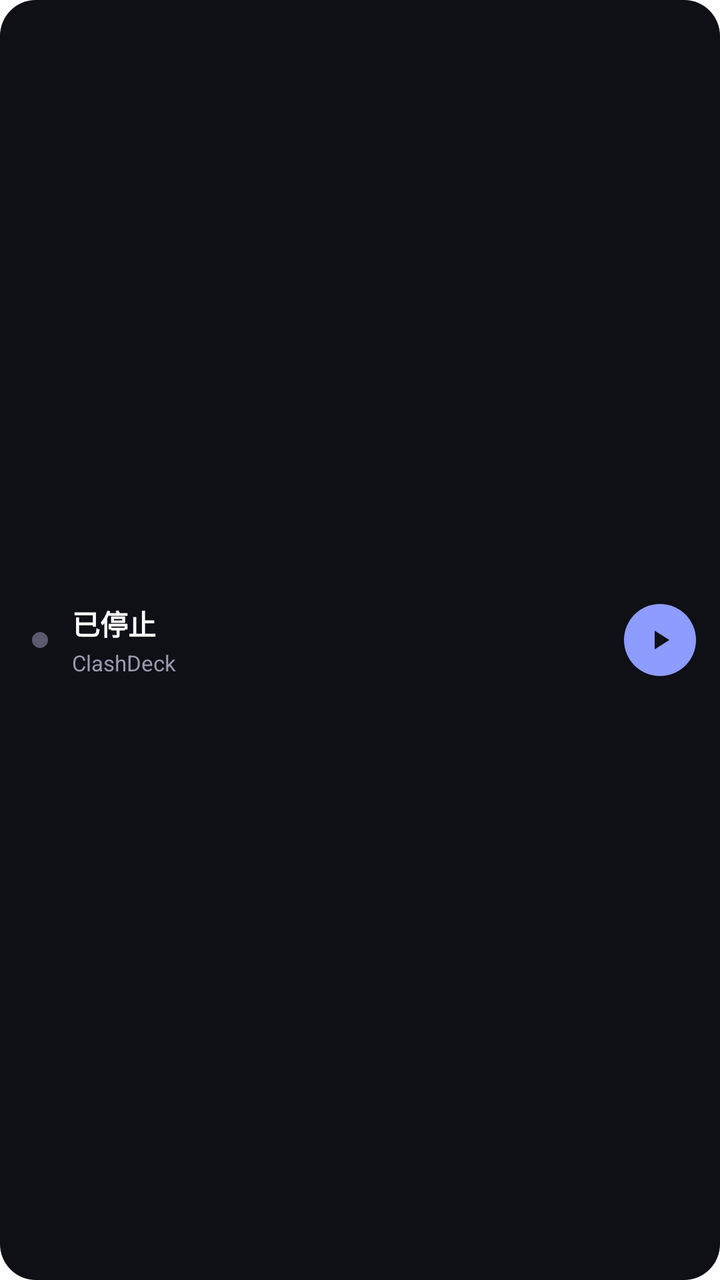
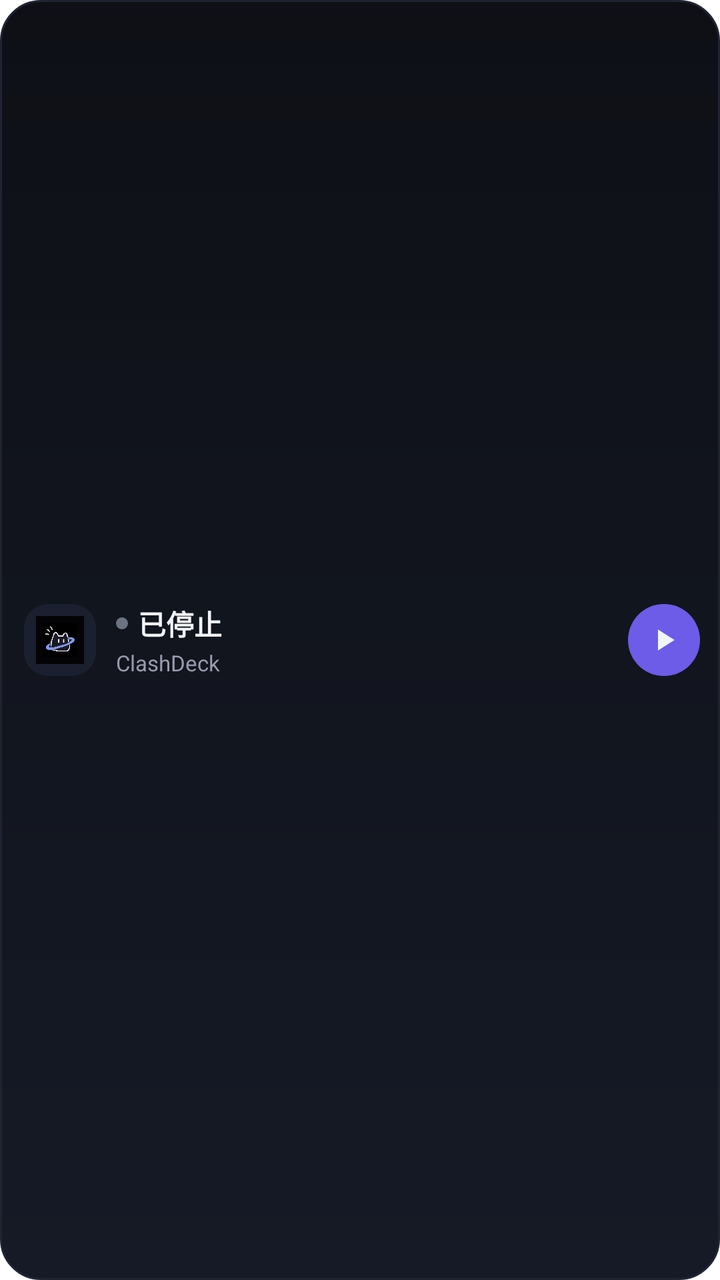

Two renders of the same Android screen: before a commit and after it. Below are the layout's source before the change and the commit's diff.
<!-- AndroidManifest.xml: fallback theme Theme.MaterialComponents.DayNight.NoActionBar -->
<!-- res/layout/clash_widget.xml -->
<?xml version="1.0" encoding="utf-8"?>
<LinearLayout xmlns:android="http://schemas.android.com/apk/res/android"
    android:id="@+id/widget_root"
    android:layout_width="match_parent"
    android:layout_height="match_parent"
    android:background="@drawable/widget_bg"
    android:gravity="center_vertical"
    android:orientation="horizontal"
    android:paddingStart="16dp"
    android:paddingTop="12dp"
    android:paddingEnd="12dp"
    android:paddingBottom="12dp">

    <ImageView
        android:id="@+id/widget_dot"
        android:layout_width="8dp"
        android:layout_height="8dp"
        android:contentDescription="@null"
        android:src="@drawable/widget_dot_off" />

    <LinearLayout
        android:layout_width="0dp"
        android:layout_height="wrap_content"
        android:layout_marginStart="12dp"
        android:layout_weight="1"
        android:orientation="vertical">

        <TextView
            android:id="@+id/widget_title"
            android:layout_width="match_parent"
            android:layout_height="wrap_content"
            android:ellipsize="end"
            android:maxLines="1"
            android:text="已停止"
            android:textColor="#FFFFFF"
            android:textSize="14sp"
            android:textStyle="bold" />

        <TextView
            android:id="@+id/widget_subtitle"
            android:layout_width="match_parent"
            android:layout_height="wrap_content"
            android:layout_marginTop="2dp"
            android:ellipsize="end"
            android:maxLines="1"
            android:text="@string/app_name"
            android:textColor="#9A9AAE"
            android:textSize="11sp" />
    </LinearLayout>

    <ImageButton
        android:id="@+id/widget_toggle"
        android:layout_width="36dp"
        android:layout_height="36dp"
        android:layout_marginStart="12dp"
        android:background="@drawable/widget_button"
        android:contentDescription="启停内核"
        android:padding="10dp"
        android:src="@drawable/ic_widget_play" />
</LinearLayout>
<!-- resources referenced by this layout -->
<resources>
  <!-- drawable ic_widget_play (drawable) -->
  <?xml version="1.0" encoding="utf-8"?>
  <vector xmlns:android="http://schemas.android.com/apk/res/android"
      android:width="16dp" android:height="16dp"
      android:viewportWidth="24" android:viewportHeight="24">
      <path android:fillColor="#0E1016" android:pathData="M8,5 L19,12 L8,19 Z" />
  </vector>
  <!-- drawable widget_bg (drawable) -->
  <?xml version="1.0" encoding="utf-8"?>
  <shape xmlns:android="http://schemas.android.com/apk/res/android" android:shape="rectangle">
      <solid android:color="#0E1016" />
      <corners android:radius="18dp" />
  </shape>
  <!-- drawable widget_button (drawable) -->
  <?xml version="1.0" encoding="utf-8"?>
  <shape xmlns:android="http://schemas.android.com/apk/res/android" android:shape="oval">
      <solid android:color="#8E9BFF" />
  </shape>
  <!-- drawable widget_dot_off (drawable) -->
  <?xml version="1.0" encoding="utf-8"?>
  <shape xmlns:android="http://schemas.android.com/apk/res/android" android:shape="oval">
      <solid android:color="#5A5A6E" />
      <size android:width="8dp" android:height="8dp" />
  </shape>
  <string name="app_name">ClashDeck</string>
</resources>

<!-- the commit's change to res/layout/clash_widget.xml (unified diff, before → after) -->
@@ -6,35 +6,56 @@
     android:background="@drawable/widget_bg"
     android:gravity="center_vertical"
     android:orientation="horizontal"
-    android:paddingStart="16dp"
-    android:paddingTop="12dp"
-    android:paddingEnd="12dp"
-    android:paddingBottom="12dp">
+    android:paddingStart="12dp"
+    android:paddingTop="10dp"
+    android:paddingEnd="10dp"
+    android:paddingBottom="10dp">
 
-    <ImageView
-        android:id="@+id/widget_dot"
-        android:layout_width="8dp"
-        android:layout_height="8dp"
-        android:contentDescription="@null"
-        android:src="@drawable/widget_dot_off" />
+    <FrameLayout
+        android:layout_width="36dp"
+        android:layout_height="36dp"
+        android:background="@drawable/widget_logo_bg">
+
+        <ImageView
+            android:layout_width="24dp"
+            android:layout_height="24dp"
+            android:layout_gravity="center"
+            android:contentDescription="@null"
+            android:src="@drawable/ic_launcher_foreground" />
+    </FrameLayout>
 
     <LinearLayout
         android:layout_width="0dp"
         android:layout_height="wrap_content"
-        android:layout_marginStart="12dp"
+        android:layout_marginStart="10dp"
         android:layout_weight="1"
         android:orientation="vertical">
 
-        <TextView
-            android:id="@+id/widget_title"
+        <LinearLayout
             android:layout_width="match_parent"
             android:layout_height="wrap_content"
-            android:ellipsize="end"
-            android:maxLines="1"
-            android:text="已停止"
-            android:textColor="#FFFFFF"
-            android:textSize="14sp"
-            android:textStyle="bold" />
+            android:gravity="center_vertical"
+            android:orientation="horizontal">
+
+            <ImageView
+                android:id="@+id/widget_dot"
+                android:layout_width="6dp"
+                android:layout_height="6dp"
+                android:layout_marginEnd="5dp"
+                android:contentDescription="@null"
+                android:src="@drawable/widget_dot_off" />
+
+            <TextView
+                android:id="@+id/widget_title"
+                android:layout_width="match_parent"
+                android:layout_height="wrap_content"
+                android:ellipsize="end"
+                android:maxLines="1"
+                android:text="已停止"
+                android:textColor="#F2F3F7"
+                android:textSize="14sp"
+                android:textStyle="bold" />
+        </LinearLayout>
 
         <TextView
             android:id="@+id/widget_subtitle"
@@ -52,8 +73,8 @@
         android:id="@+id/widget_toggle"
         android:layout_width="36dp"
         android:layout_height="36dp"
-        android:layout_marginStart="12dp"
-        android:background="@drawable/widget_button"
+        android:layout_marginStart="8dp"
+        android:background="@drawable/widget_button_off"
         android:contentDescription="启停内核"
         android:padding="10dp"
         android:src="@drawable/ic_widget_play" />
<!-- resource entries referenced after the edit -->
@@ -1,28 +1,51 @@
 <!-- resources referenced by this layout -->
 <resources>
+  <!-- drawable ic_launcher_foreground: png bitmap (drawable-hdpi, 7460 bytes) -->
   <!-- drawable ic_widget_play (drawable) -->
   <?xml version="1.0" encoding="utf-8"?>
   <vector xmlns:android="http://schemas.android.com/apk/res/android"
-      android:width="16dp" android:height="16dp"
-      android:viewportWidth="24" android:viewportHeight="24">
-      <path android:fillColor="#0E1016" android:pathData="M8,5 L19,12 L8,19 Z" />
+      android:width="18dp"
+      android:height="18dp"
+      android:viewportWidth="24"
+      android:viewportHeight="24">
+      <path
+          android:fillColor="#F2F3F7"
+          android:pathData="M8,5 L19,12 L8,19 Z" />
   </vector>
   <!-- drawable widget_bg (drawable) -->
   <?xml version="1.0" encoding="utf-8"?>
-  <shape xmlns:android="http://schemas.android.com/apk/res/android" android:shape="rectangle">
-      <solid android:color="#0E1016" />
-      <corners android:radius="18dp" />
+  <shape xmlns:android="http://schemas.android.com/apk/res/android"
+      android:shape="rectangle">
+      <gradient
+          android:angle="270"
+          android:endColor="#151A26"
+          android:startColor="#0E1016" />
+      <corners android:radius="20dp" />
+      <stroke
+          android:width="1dp"
+          android:color="#1F2433" />
   </shape>
-  <!-- drawable widget_button (drawable) -->
+  <!-- drawable widget_button_off (drawable) -->
   <?xml version="1.0" encoding="utf-8"?>
-  <shape xmlns:android="http://schemas.android.com/apk/res/android" android:shape="oval">
-      <solid android:color="#8E9BFF" />
+  <shape xmlns:android="http://schemas.android.com/apk/res/android"
+      android:shape="oval">
+      <solid android:color="#6C5CE7" />
   </shape>
   <!-- drawable widget_dot_off (drawable) -->
   <?xml version="1.0" encoding="utf-8"?>
-  <shape xmlns:android="http://schemas.android.com/apk/res/android" android:shape="oval">
-      <solid android:color="#5A5A6E" />
-      <size android:width="8dp" android:height="8dp" />
+  <shape xmlns:android="http://schemas.android.com/apk/res/android"
+      android:shape="oval">
+      <solid android:color="#6B7280" />
+      <size
+          android:width="6dp"
+          android:height="6dp" />
+  </shape>
+  <!-- drawable widget_logo_bg (drawable) -->
+  <?xml version="1.0" encoding="utf-8"?>
+  <shape xmlns:android="http://schemas.android.com/apk/res/android"
+      android:shape="rectangle">
+      <solid android:color="#1B2030" />
+      <corners android:radius="12dp" />
   </shape>
   <string name="app_name">ClashDeck</string>
 </resources>
